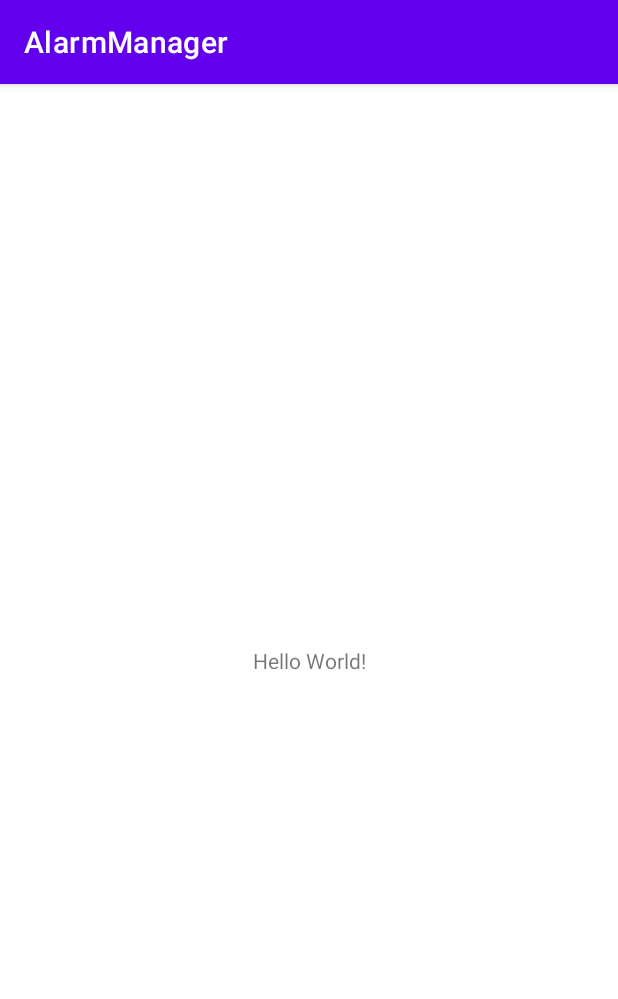
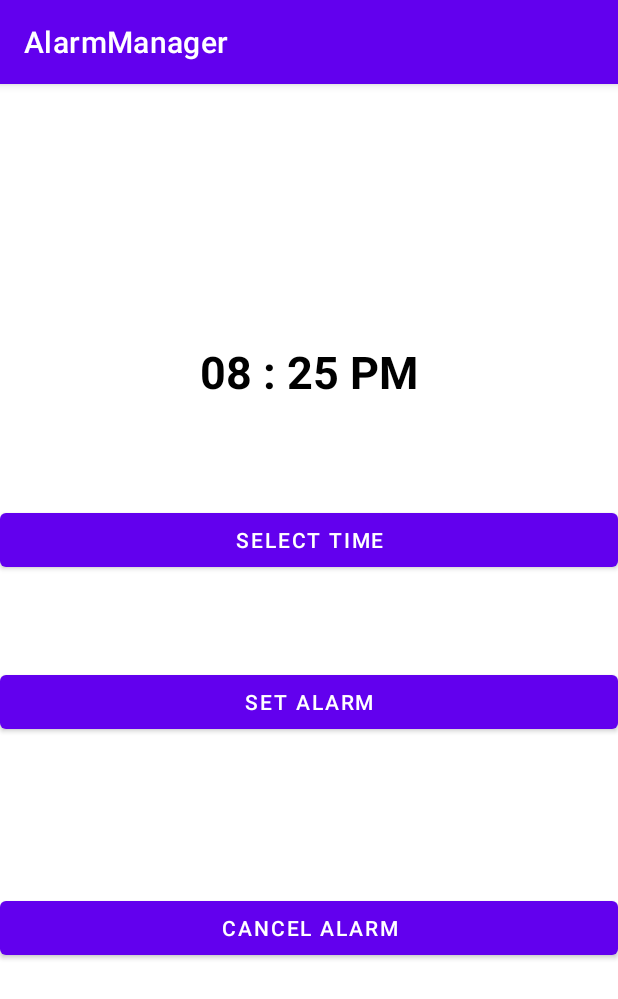
Before and after one commit to ayushman999/AlarmManager, an Android app: the screen it shows after launch (MainActivity), on a phone screen of 412 x 824 dp. Shown: the top 999 px of the screen. Run offline under Robolectric (Android 15) with nearby library versions, the phone set to English and light mode, and no system bars.

Commit message:
created alarm manager

```diff
--- a/app/build.gradle
+++ b/app/build.gradle
@@ -21,6 +21,10 @@ android {
             proguardFiles getDefaultProguardFile('proguard-android-optimize.txt'), 'proguard-rules.pro'
         }
     }
+
+    buildFeatures{
+        viewBinding true
+    }
     compileOptions {
         sourceCompatibility JavaVersion.VERSION_1_8
         targetCompatibility JavaVersion.VERSION_1_8
--- a/app/src/main/AndroidManifest.xml
+++ b/app/src/main/AndroidManifest.xml
@@ -10,6 +10,9 @@
         android:supportsRtl="true"
         android:theme="@style/Theme.AlarmManager">
         <activity
+            android:name=".DestinationActivity"
+            android:exported="false" />
+        <activity
             android:name=".MainActivity"
             android:exported="true">
             <intent-filter>
@@ -18,6 +21,8 @@
                 <category android:name="android.intent.category.LAUNCHER" />
             </intent-filter>
         </activity>
+
+        <receiver android:name=".AlarmReceiver" />
     </application>
 
 </manifest>
--- a/app/src/main/java/com/ayushman999/alarmmanager/MainActivity.java
+++ b/app/src/main/java/com/ayushman999/alarmmanager/MainActivity.java
@@ -2,13 +2,116 @@ package com.ayushman999.alarmmanager;
 
 import androidx.appcompat.app.AppCompatActivity;
 
+import android.app.AlarmManager;
+import android.app.NotificationChannel;
+import android.app.NotificationManager;
+import android.app.PendingIntent;
+import android.content.Context;
+import android.content.Intent;
+import android.os.Build;
 import android.os.Bundle;
+import android.view.ContextThemeWrapper;
+import android.view.View;
+import android.widget.Toast;
+
+import com.ayushman999.alarmmanager.databinding.ActivityMainBinding;
+import com.google.android.material.timepicker.MaterialTimePicker;
+import com.google.android.material.timepicker.TimeFormat;
+
+import java.util.Calendar;
 
 public class MainActivity extends AppCompatActivity {
-
+    private ActivityMainBinding binding;
+    private MaterialTimePicker picker;
+    private Calendar calendar;
+    private AlarmManager alarmManager;
+    private PendingIntent pendingIntent;
     @Override
     protected void onCreate(Bundle savedInstanceState) {
         super.onCreate(savedInstanceState);
-        setContentView(R.layout.activity_main);
+        createNotificationChannel();
+        binding = ActivityMainBinding.inflate(getLayoutInflater());
+        setContentView(binding.getRoot());
+
+        binding.selectTime.setOnClickListener(new View.OnClickListener() {
+            @Override
+            public void onClick(View view) {
+                showTimePicker();
+            }
+        });
+
+        binding.cancelAlarm.setOnClickListener(v->{
+            cancelAlarm();
+        });
+
+        binding.setAlarm.setOnClickListener(v->{
+            setAlarm();
+        });
+    }
+
+    private void cancelAlarm() {
+         Intent intent = new Intent(this, AlarmReceiver.class);
+         pendingIntent = PendingIntent.getBroadcast(this, 0, intent, 0);
+
+         if( alarmManager == null){
+             alarmManager = (AlarmManager) getSystemService(Context.ALARM_SERVICE);
+         }
+
+         alarmManager.cancel(pendingIntent);
+        Toast.makeText(this, "Alarm Cancelled", Toast.LENGTH_SHORT).show();
+    }
+
+    private void setAlarm() {
+        alarmManager = (AlarmManager) getSystemService(Context.ALARM_SERVICE);
+        Intent intent= new Intent(this,AlarmReceiver.class);
+        pendingIntent = PendingIntent.getBroadcast(this,0,intent,0);
+
+        alarmManager.setInexactRepeating(AlarmManager.RTC_WAKEUP, calendar.getTimeInMillis(),
+                AlarmManager.INTERVAL_DAY,pendingIntent);
+        Toast.makeText(this, "Alarm Set!", Toast.LENGTH_SHORT).show();
+
+    }
+
+    private void showTimePicker() {
+        picker = new MaterialTimePicker.Builder()                   //instance
+                .setTimeFormat(TimeFormat.CLOCK_12H)
+                .setHour(12)
+                .setMinute(0)
+                .setTitleText("Set Alarm Time")
+                .build();
+        picker.show(getSupportFragmentManager(), "amsandroid");
+
+        picker.addOnPositiveButtonClickListener(new View.OnClickListener() {
+            @Override
+            public void onClick(View view) {
+                if(picker.getHour()>12){
+                    binding.textView.setText(
+                            String.format("%02d",(picker.getHour()-12)+" : "+String.format("%02d",picker.getMinute())+" PM")
+                    );
+                }
+                else {
+                    binding.textView.setText(picker.getHour()+" : "+ picker.getMinute() + " AM");
+
+                }
+
+                calendar = Calendar.getInstance();
+                calendar.set(Calendar.HOUR_OF_DAY,picker.getHour());
+                calendar.set(Calendar.MINUTE,picker.getMinute());
+                calendar.set(Calendar.SECOND,0);
+                calendar.set(Calendar.MILLISECOND,0);
+            }
+        });
+    }
+
+    private void createNotificationChannel(){
+        if(Build.VERSION.SDK_INT >= Build.VERSION_CODES.O){
+            CharSequence name ="AmsRemindingChannel";
+            String description = "Channel For Alarm Manager";
+            int importance = NotificationManager.IMPORTANCE_HIGH;
+            NotificationChannel channel = new NotificationChannel("amsandroid",name,importance);
+
+            NotificationManager notificationManager = getSystemService(NotificationManager.class);
+            notificationManager.createNotificationChannel(channel);
+        }
     }
 }
--- a/app/src/main/res/layout/activity_main.xml
+++ b/app/src/main/res/layout/activity_main.xml
@@ -4,15 +4,56 @@
     xmlns:tools="http://schemas.android.com/tools"
     android:layout_width="match_parent"
     android:layout_height="match_parent"
+    android:layout_margin="20dp"
     tools:context=".MainActivity">
 
     <TextView
-        android:layout_width="wrap_content"
-        android:layout_height="wrap_content"
-        android:text="Hello World!"
-        app:layout_constraintBottom_toBottomOf="parent"
+        android:id="@+id/textView"
+        android:layout_width="0dp"
+        android:layout_height="64dp"
+        android:layout_marginTop="160dp"
+        android:text="08 : 25 PM"
+        android:gravity="center"
+        android:textSize="30sp"
+        android:textStyle="bold"
+        android:textColor="@color/black"
+        app:layout_constraintHorizontal_bias="0.563"
         app:layout_constraintLeft_toLeftOf="parent"
         app:layout_constraintRight_toRightOf="parent"
         app:layout_constraintTop_toTopOf="parent" />
 
+    <Button
+        android:id="@+id/select_time"
+        android:layout_width="0dp"
+        android:layout_height="wrap_content"
+        android:layout_marginTop="56dp"
+        android:text="select time"
+        app:layout_constraintEnd_toEndOf="@+id/textView"
+        app:layout_constraintHorizontal_bias="0.503"
+        app:layout_constraintStart_toStartOf="@+id/textView"
+        app:layout_constraintTop_toBottomOf="@+id/textView" />
+
+    <Button
+        android:id="@+id/set_alarm"
+        android:layout_width="0dp"
+        android:layout_height="wrap_content"
+        android:layout_marginTop="60dp"
+        android:text="set alarm"
+        app:layout_constraintEnd_toEndOf="@+id/select_time"
+        app:layout_constraintHorizontal_bias="0.0"
+        app:layout_constraintStart_toStartOf="@+id/select_time"
+        app:layout_constraintTop_toBottomOf="@+id/select_time" />
+
+    <Button
+        android:id="@+id/cancel_alarm"
+        android:layout_width="0dp"
+        android:layout_height="wrap_content"
+        android:text="Cancel Alarm"
+        app:layout_constraintBottom_toBottomOf="parent"
+        app:layout_constraintEnd_toEndOf="@+id/set_alarm"
+        app:layout_constraintHorizontal_bias="0.0"
+        app:layout_constraintStart_toStartOf="@+id/set_alarm"
+        app:layout_constraintTop_toBottomOf="@+id/set_alarm"
+        app:layout_constraintVertical_bias="0.362" />
+
 </androidx.constraintlayout.widget.ConstraintLayout>
```
Also changed, not shown: app/src/main/java/com/ayushman999/alarmmanager/AlarmReceiver.java (added, +33 -0 lines), app/src/main/java/com/ayushman999/alarmmanager/DestinationActivity.java (added, +14 -0 lines), app/src/main/res/layout/activity_destination.xml (added, +9 -0 lines).
